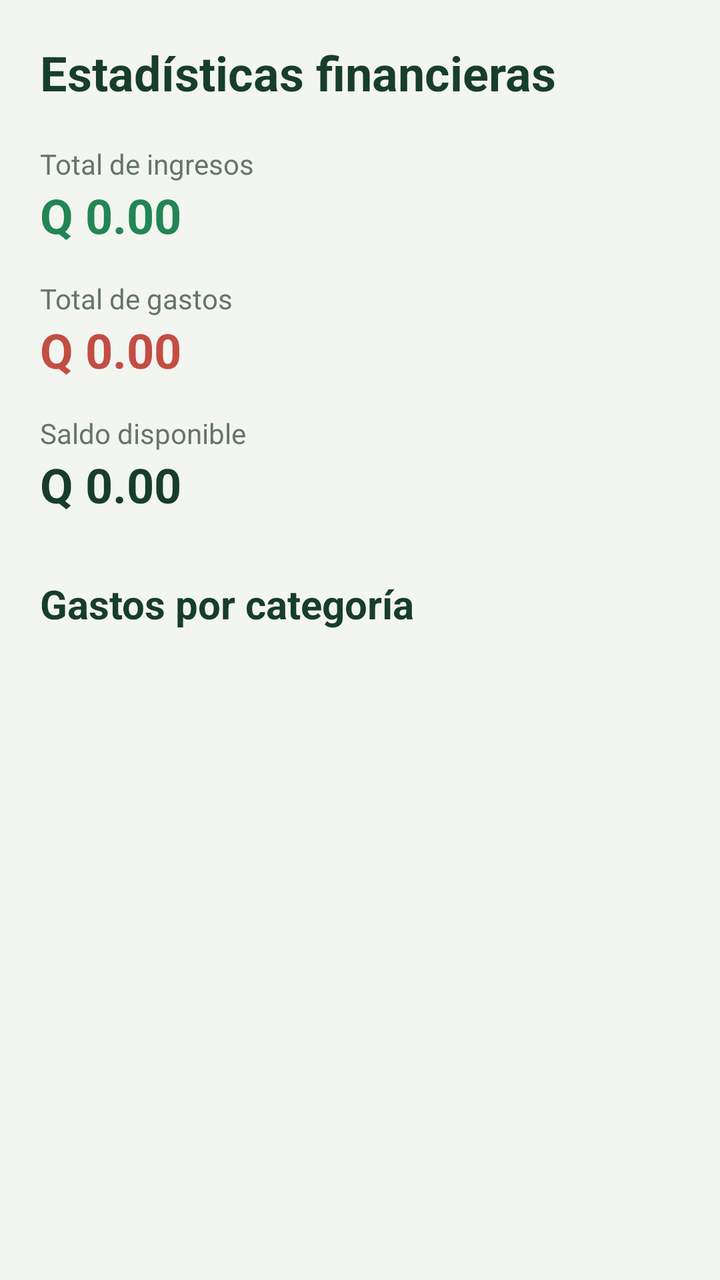
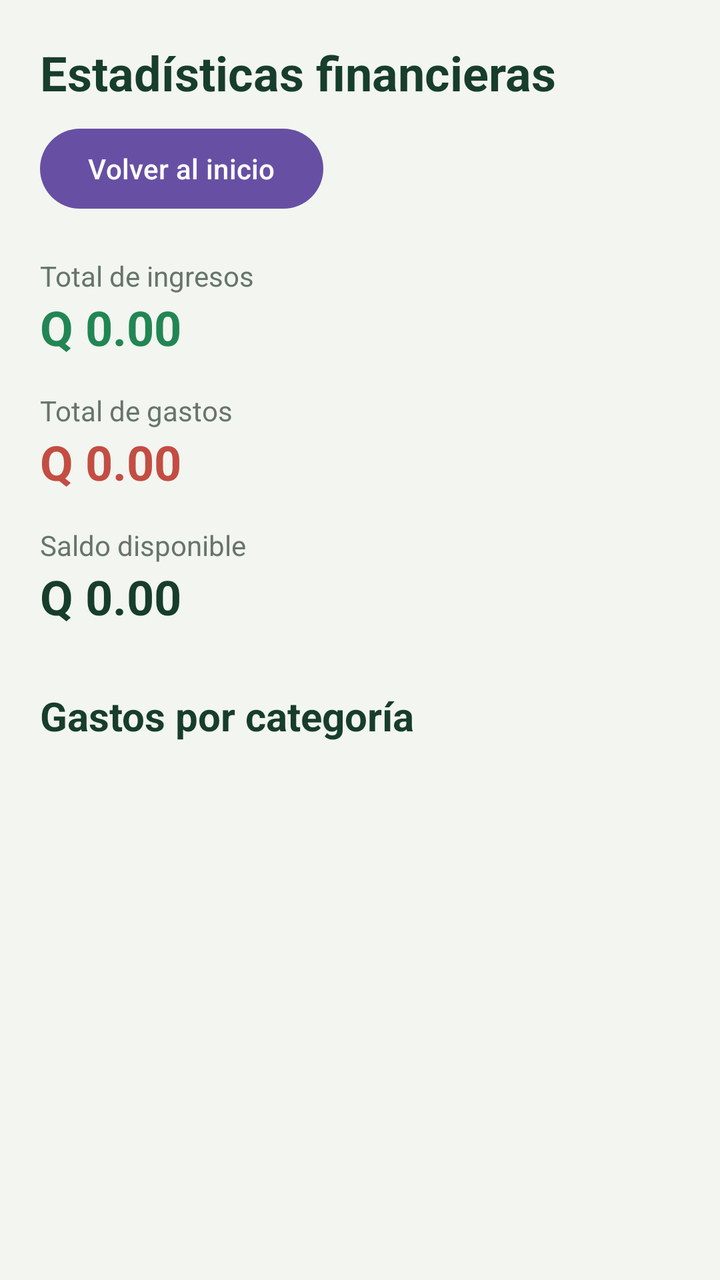

Before-and-after screenshots of an Android layout around one commit, followed by the original layout XML and the change that was made.
<!-- AndroidManifest.xml: application theme Theme.ControlDeGastos -->
<!-- res/layout/activity_estadisticas.xml -->
<?xml version="1.0" encoding="utf-8"?>
<ScrollView xmlns:android="http://schemas.android.com/apk/res/android"
    android:layout_width="match_parent"
    android:layout_height="match_parent"
    android:background="#F3F5F0"
    android:fillViewport="true">

    <LinearLayout
        android:layout_width="match_parent"
        android:layout_height="wrap_content"
        android:orientation="vertical"
        android:padding="20dp">

        <TextView
            android:layout_width="match_parent"
            android:layout_height="wrap_content"
            android:text="Estadísticas financieras"
            android:textColor="#173D2B"
            android:textSize="24sp"
            android:textStyle="bold" />

        <TextView
            android:layout_width="match_parent"
            android:layout_height="wrap_content"
            android:layout_marginTop="20dp"
            android:text="Total de ingresos"
            android:textColor="#66756B"
            android:textSize="14sp" />

        <TextView
            android:id="@+id/tvEstadisticaIngresos"
            android:layout_width="match_parent"
            android:layout_height="wrap_content"
            android:text="Q 0.00"
            android:textColor="#218653"
            android:textSize="24sp"
            android:textStyle="bold" />

        <TextView
            android:layout_width="match_parent"
            android:layout_height="wrap_content"
            android:layout_marginTop="16dp"
            android:text="Total de gastos"
            android:textColor="#66756B"
            android:textSize="14sp" />

        <TextView
            android:id="@+id/tvEstadisticaGastos"
            android:layout_width="match_parent"
            android:layout_height="wrap_content"
            android:text="Q 0.00"
            android:textColor="#C34D43"
            android:textSize="24sp"
            android:textStyle="bold" />

        <TextView
            android:layout_width="match_parent"
            android:layout_height="wrap_content"
            android:layout_marginTop="16dp"
            android:text="Saldo disponible"
            android:textColor="#66756B"
            android:textSize="14sp" />

        <TextView
            android:id="@+id/tvEstadisticaSaldo"
            android:layout_width="match_parent"
            android:layout_height="wrap_content"
            android:text="Q 0.00"
            android:textColor="#173D2B"
            android:textSize="24sp"
            android:textStyle="bold" />

        <TextView
            android:layout_width="match_parent"
            android:layout_height="wrap_content"
            android:layout_marginTop="30dp"
            android:text="Gastos por categoría"
            android:textColor="#173D2B"
            android:textSize="20sp"
            android:textStyle="bold" />

        <TextView
            android:id="@+id/tvSinEstadisticas"
            android:layout_width="match_parent"
            android:layout_height="wrap_content"
            android:layout_marginTop="12dp"
            android:gravity="center"
            android:padding="20dp"
            android:text="Todavía no hay gastos registrados."
            android:textColor="#66756B"
            android:visibility="gone" />

        <LinearLayout
            android:id="@+id/contenedorCategorias"
            android:layout_width="match_parent"
            android:layout_height="wrap_content"
            android:layout_marginTop="12dp"
            android:orientation="vertical" />

    </LinearLayout>

</ScrollView>
<!-- resources referenced by this layout -->
<resources>
  <style name="Theme.ControlDeGastos" parent="Base.Theme.ControlDeGastos" />
  <style name="Base.Theme.ControlDeGastos" parent="Theme.Material3.DayNight.NoActionBar">
          
          
      </style>
</resources>

<!-- the commit's change to res/layout/activity_estadisticas.xml (unified diff, before → after) -->
@@ -18,6 +18,15 @@
             android:textColor="#173D2B"
             android:textSize="24sp"
             android:textStyle="bold" />
+
+        <Button
+            android:id="@+id/btnVolverEstadisticas"
+            android:layout_width="wrap_content"
+            android:layout_height="wrap_content"
+            android:layout_marginTop="8dp"
+            android:text="Volver al inicio"
+            android:textAllCaps="false" />
+
 
         <TextView
             android:layout_width="match_parent"
